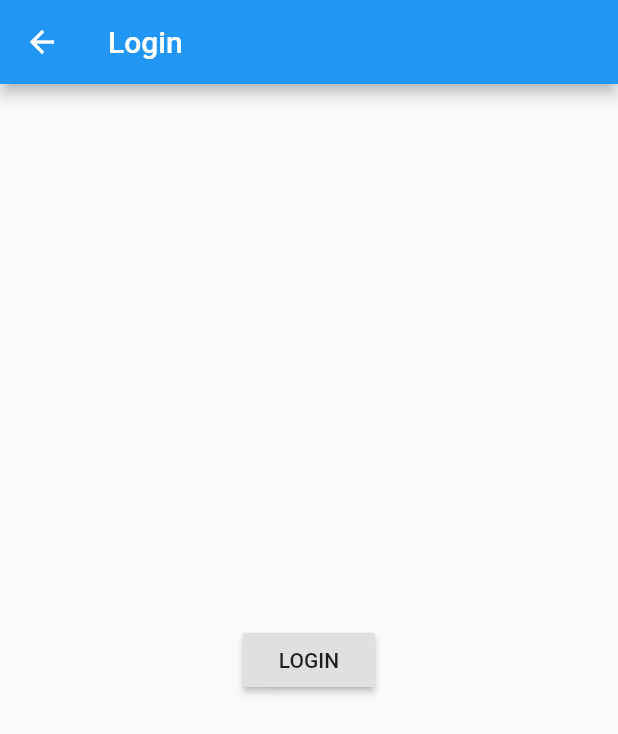
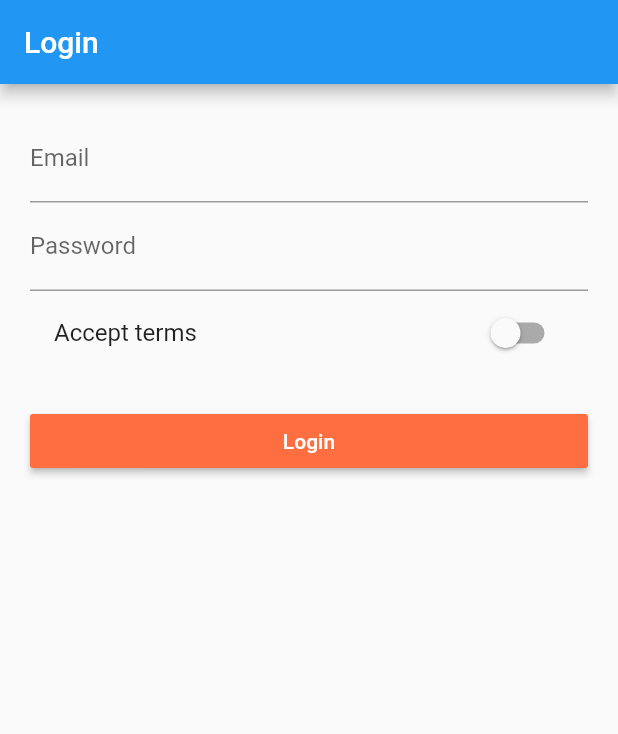
Before and after one commit to dwirandyh/flutter-basic, a Flutter app: the AuthPage screen opened directly, on a phone screen of 412 x 824 dp. Shown: the top 734 px of the screen. Run offline on Flutter 3.47's test engine with Material 2 defaults, Android fonts, the phone set to English and light mode, and no system bars.

Commit message:
Auth Page UI

```diff
--- a/1 Easy Food List/lib/main.dart
+++ b/1 Easy Food List/lib/main.dart
@@ -1,3 +1,4 @@
+import 'package:firstapp/pages/auth.dart';
 import 'package:firstapp/pages/product.dart';
 import 'package:firstapp/pages/product_admin.dart';
 import 'package:firstapp/pages/product_detail.dart';
@@ -33,10 +34,10 @@ class _MyAppState extends State<MyApp> {
           brightness: Brightness.light,
           primarySwatch: Colors.blue,
           accentColor: Colors.deepOrangeAccent),
-//      home: AuthPage(),
+      home: AuthPage(),
       routes: {
         // untuk default route, namun harus menghapus property home: Page()
-        '/': (BuildContext context) => ProductPage(
+        '/a': (BuildContext context) => ProductPage(
               products: _products,
             ),
         '/admin': (BuildContext context) => ProductAdminPage(
--- a/1 Easy Food List/lib/pages/auth.dart
+++ b/1 Easy Food List/lib/pages/auth.dart
@@ -1,22 +1,58 @@
 import 'package:flutter/material.dart';
 
-class AuthPage extends StatelessWidget {
+class AuthPage extends StatefulWidget {
+  @override
+  _AuthPage createState() => _AuthPage();
+}
+
+class _AuthPage extends State<AuthPage> {
+  String _email = '';
+  String _password = '';
+  bool _acceptTerms = false;
+
   @override
   Widget build(BuildContext context) {
     return Scaffold(
-      appBar: AppBar(
-        title: Text('Login'),
-      ),
-      body: Center(
-        child: RaisedButton(
-          child: Text('LOGIN'),
-          onPressed: () {
-//            Navigator.pushReplacement(
-//                context, MaterialPageRoute(builder: (_) => ProductPage()));
-            Navigator.pushReplacementNamed(context, '/');
-          },
+        appBar: AppBar(
+          title: Text('Login'),
         ),
-      ),
-    );
+        body: Container(
+          margin: EdgeInsets.all(20.0),
+          child: ListView(
+            children: <Widget>[
+              TextField(
+                decoration: InputDecoration(labelText: 'Email'),
+                onChanged: (String value) {
+                  setState(() {
+                    _email = value;
+                  });
+                },
+              ),
+              TextField(
+                decoration: InputDecoration(labelText: 'Password'),
+                obscureText: true,
+                onChanged: (String value) {
+                  setState(() {
+                    _password = value;
+                  });
+                },
+              ),
+              SwitchListTile(
+                value: _acceptTerms,
+                onChanged: (bool value) {
+                  _acceptTerms = value;
+                },
+                title: Text('Accept terms'),
+              ),
+              SizedBox(height: 20.0),
+              RaisedButton(
+                color: Theme.of(context).accentColor,
+                textColor: Colors.white,
+                child: Text('Login'),
+                onPressed: () {},
+              )
+            ],
+          ),
+        ));
   }
 }
```
Also changed, not shown: 11 other files.
